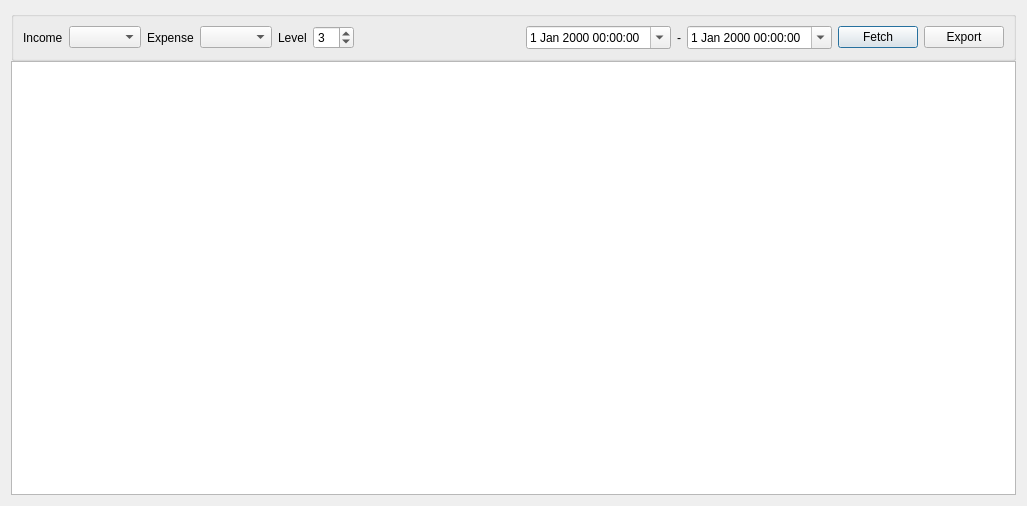
This is charts/income_statement/incomestatementdialog.ui in ytxerp/ytx-client as Qt 5 draws it before an edit. The edited form follows.
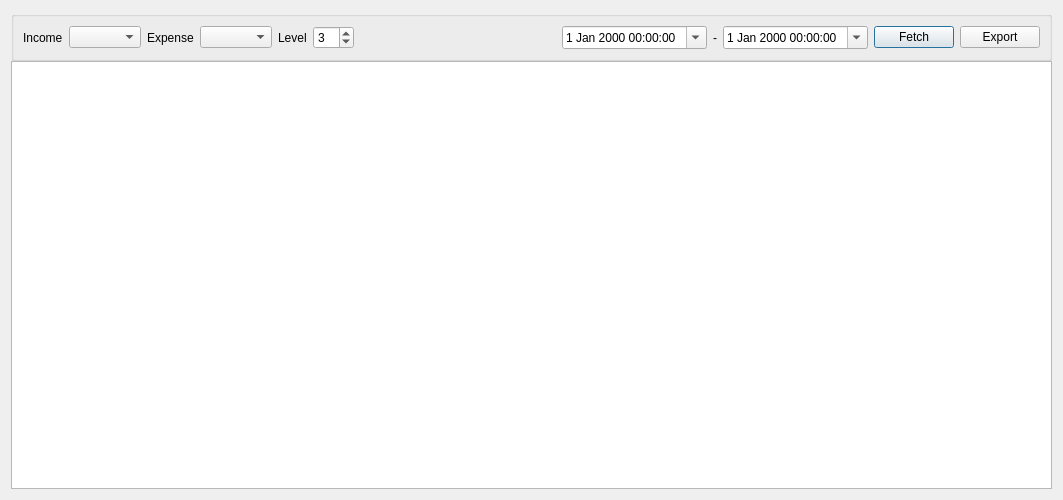
This is the edited form. Custom widgets are drawn as their Qt base class.

```diff
--- a/charts/income_statement/incomestatementdialog.ui
+++ b/charts/income_statement/incomestatementdialog.ui
@@ -6,8 +6,8 @@
    <rect>
     <x>0</x>
     <y>0</y>
-    <width>1027</width>
-    <height>506</height>
+    <width>1063</width>
+    <height>500</height>
    </rect>
   </property>
   <property name="windowTitle">
```
